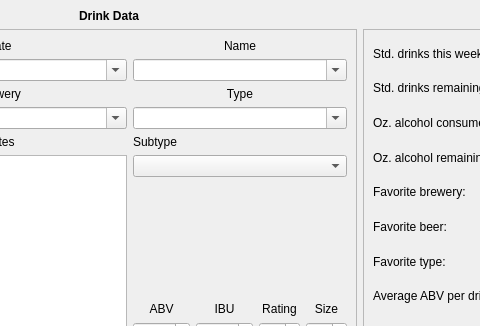
Old version of the form src/mainwindow.ui in the repository minorsecond/BuzzBot; both pictures show x 148 to 628 and y 0 to 326 of the 1226 by 670 pixel window.
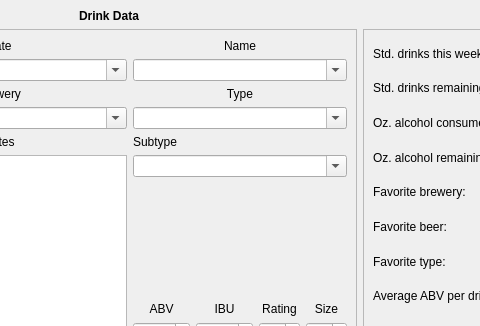
New version of the form. Icons and pictures are not drawn.

```diff
--- a/src/mainwindow.ui
+++ b/src/mainwindow.ui
@@ -130,7 +130,11 @@
         </widget>
        </item>
        <item row="6" column="1">
-        <widget class="QComboBox" name="subtypeInput"/>
+        <widget class="QComboBox" name="subtypeInput">
+         <property name="editable">
+          <bool>true</bool>
+         </property>
+        </widget>
        </item>
        <item row="1" column="0">
         <widget class="QDateEdit" name="drinkDateInput">
```
